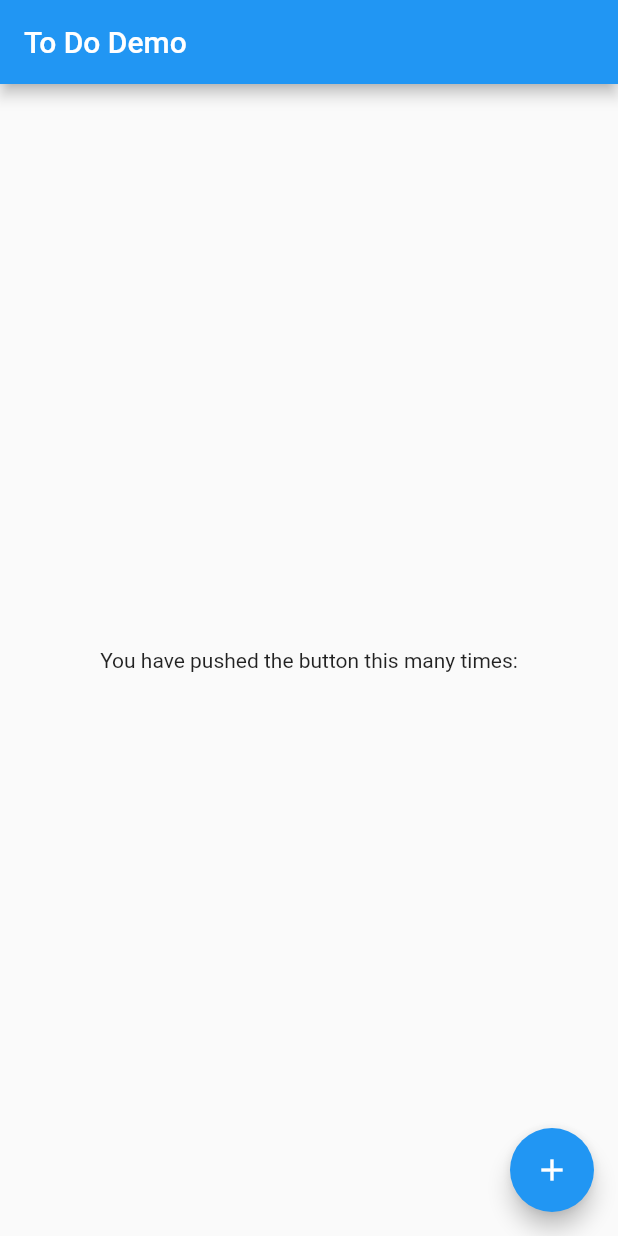
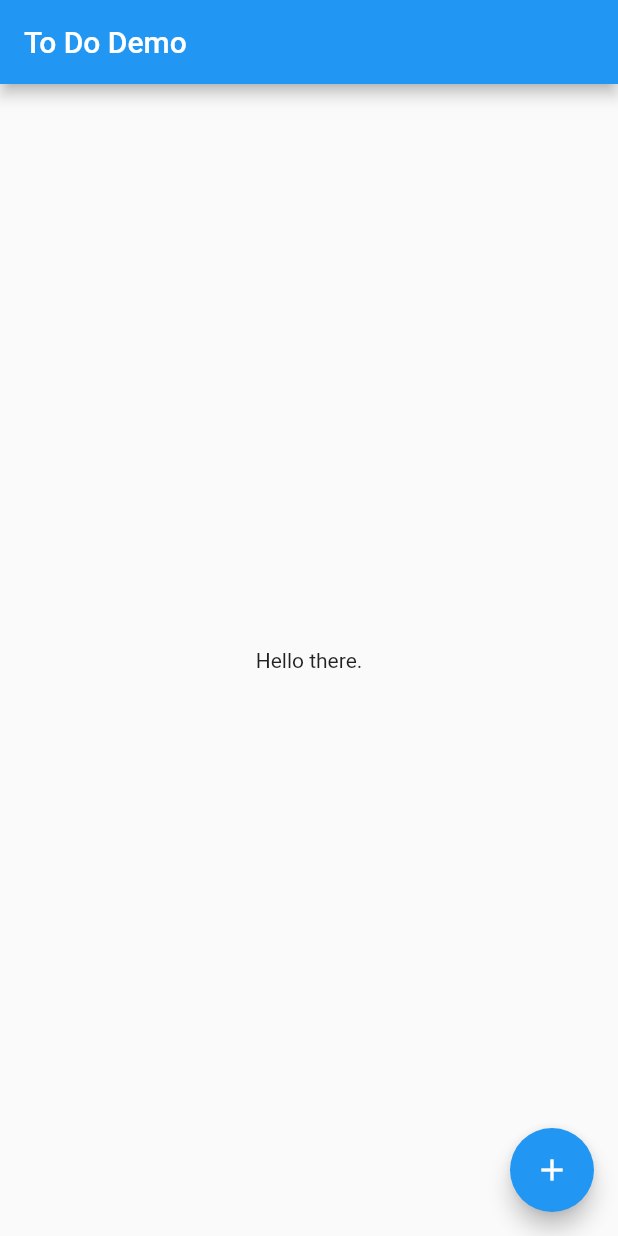
Before and after one commit to tuanbs/to-do-mobile-app, a Flutter app: the screen it shows after launch, after a tap on the "add" icon, on a phone screen of 412 x 824 dp. Run offline on Flutter 3.47's test engine with Material 2 defaults, Android fonts, the phone set to English and light mode, and no system bars.

Commit message:
Done restructure the app.

```diff
--- /dev/null
+++ b/lib/components/home/home.dart
@@ -0,0 +1,38 @@
+import 'package:flutter/cupertino.dart';
+import 'package:flutter/material.dart';
+
+class Home extends StatefulWidget {
+  Home({Key key, this.title}) : super(key: key);
+
+  final String title;
+
+  @override
+  _HomeState createState() => _HomeState();
+}
+
+class _HomeState extends State<Home> {
+
+  @override
+  Widget build(BuildContext context) {
+    return Scaffold(
+      appBar: AppBar(
+        title: Text(widget.title),
+      ),
+      body: Center(
+        child: Column(
+          mainAxisAlignment: MainAxisAlignment.center,
+          children: <Widget>[
+            Text(
+              'Hello there.',
+            ),
+          ],
+        ),
+      ),
+      floatingActionButton: FloatingActionButton(
+        onPressed: () {},
+        tooltip: 'Add New',
+        child: Icon(Icons.add),
+      ), // This trailing comma makes auto-formatting nicer for build methods.
+    );
+  }
+}
--- a/lib/main.dart
+++ b/lib/main.dart
@@ -1,52 +1,12 @@
 import 'package:flutter/material.dart';
+import 'package:to_do_mobile_app/my_app.dart';
 
-void main() => runApp(MyApp());
+void main() async {
+  // WidgetsFlutterBinding.ensureInitialized(); // Fix [issue](https://stackoverflow.com/questions/57689492/flutter-unhandled-exception-servicesbinding-defaultbinarymessenger-was-accesse) after upgrading Flutter SDK from 1.9 to 1.12.
 
-class MyApp extends StatelessWidget {
-  @override
-  Widget build(BuildContext context) {
-    return MaterialApp(
-      title: 'Flutter Demo',
-      theme: ThemeData(
-        primarySwatch: Colors.blue,
-      ),
-      home: MyHomePage(title: 'To Do Demo'),
-    );
-  }
+  var myApp = MyApp();
+  // await AppGlobals.init(myAppNavigatorKeyParam: myApp.navigatorKey);
+  // AppInjections.setupDI();
+
+  runApp(myApp);
 }
-
-class MyHomePage extends StatefulWidget {
-  MyHomePage({Key key, this.title}) : super(key: key);
-
-  final String title;
-
-  @override
-  _MyHomePageState createState() => _MyHomePageState();
-}
-
-class _MyHomePageState extends State<MyHomePage> {
-
-  @override
-  Widget build(BuildContext context) {
-    return Scaffold(
-      appBar: AppBar(
-        title: Text(widget.title),
-      ),
-      body: Center(
-        child: Column(
-          mainAxisAlignment: MainAxisAlignment.center,
-          children: <Widget>[
-            Text(
-              'You have pushed the button this many times:',
-            ),
-          ],
-        ),
-      ),
-      floatingActionButton: FloatingActionButton(
-        onPressed: () {},
-        tooltip: 'Add New',
-        child: Icon(Icons.add),
-      ), // This trailing comma makes auto-formatting nicer for build methods.
-    );
-  }
-}
--- a/lib/my_app.dart
+++ b/lib/my_app.dart
@@ -0,0 +1,16 @@
+import 'package:flutter/cupertino.dart';
+import 'package:flutter/material.dart';
+import 'package:to_do_mobile_app/components/home/home.dart';
+
+class MyApp extends StatelessWidget {
+  @override
+  Widget build(BuildContext context) {
+    return MaterialApp(
+      title: 'Flutter Demo',
+      theme: ThemeData(
+        primarySwatch: Colors.blue,
+      ),
+      home: Home(title: 'To Do Demo'),
+    );
+  }
+}
```
Also changed, not shown: lib/app_constants.dart (+22 -0 lines), 5 other files.
